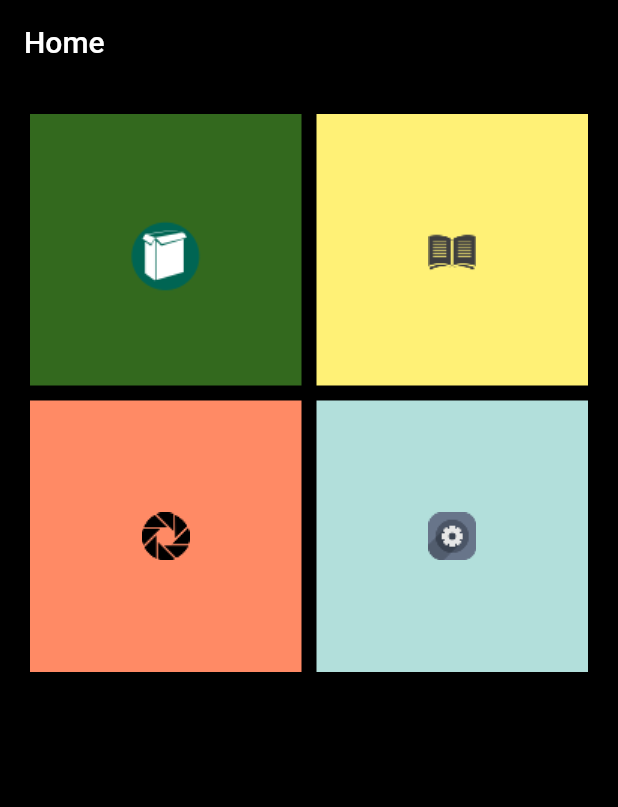
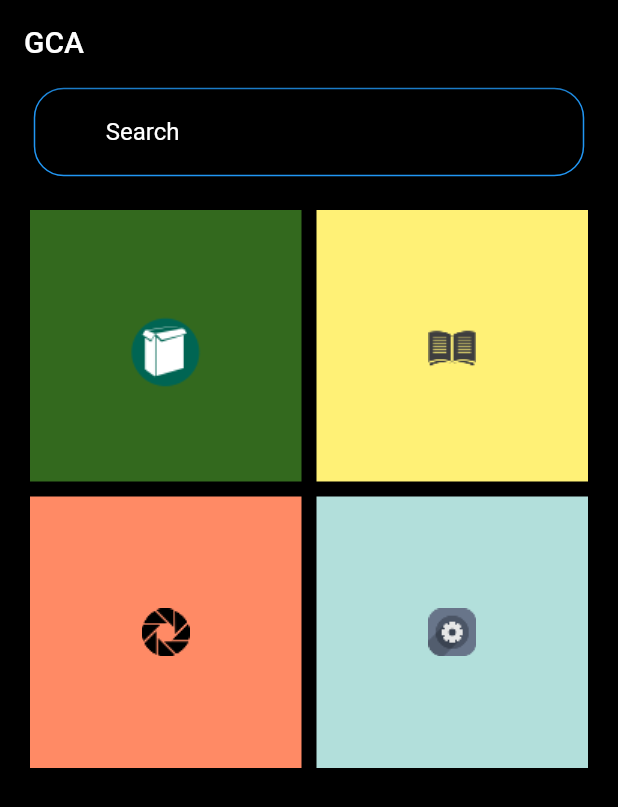
Before and after one commit to L-is-0/GCA, a Flutter app: the screen it shows after launch, on a phone screen of 412 x 824 dp. Shown: the top 807 px of the screen. Run offline on Flutter 3.47's test engine with Material 2 defaults, Android fonts, the light colour scheme and no system bars; our stand-ins replace google_fonts; missing offline and left inert: flappy_search_bar.

Commit message:
added text field

```diff
--- a/lib/main.dart
+++ b/lib/main.dart
@@ -39,10 +39,39 @@ class MyHome extends StatelessWidget {
       home: Scaffold(
         backgroundColor: Colors.black,
         appBar: AppBar(
-          title: Text('Home'),
+          title: Text('GCA'),
           backgroundColor: Colors.transparent,
         ),
-        body: GridView.count(
+        body: SingleChildScrollView(
+          child: Column(
+            children: <Widget>[
+              Container(
+                child: Center(
+                  child: Padding(
+                    padding: const EdgeInsets.symmetric(horizontal: 20),
+                    child: Padding(
+                      padding: const EdgeInsets.all(2.5),
+                      child: TextField(
+                        decoration: InputDecoration(
+                            labelStyle: TextStyle(
+                              color: Colors.white
+                            ),
+                            labelText: "Search",
+                            hintText: "Search",
+                            prefixIcon: Icon(Icons.search),
+                            enabledBorder: OutlineInputBorder(
+                                borderRadius: BorderRadius.all(Radius.circular(20.0)),
+                                borderSide: BorderSide(color: Colors.blue)
+                            ),
+                        ),
+                      ),
+                    ),
+                ),
+              ),
+              ),
+              Container(
+                height: 800,
+                child: GridView.count(
                   primary:false,
                   padding: const EdgeInsets.all(20),
                   crossAxisSpacing: 10,
@@ -84,6 +113,10 @@ class MyHome extends StatelessWidget {
                 ],
               ),
               ),
+            ]
+          )
+        ),
+      ),
     );
   }
 }
```
Lines whose indentation alone changed are shown as unchanged.
